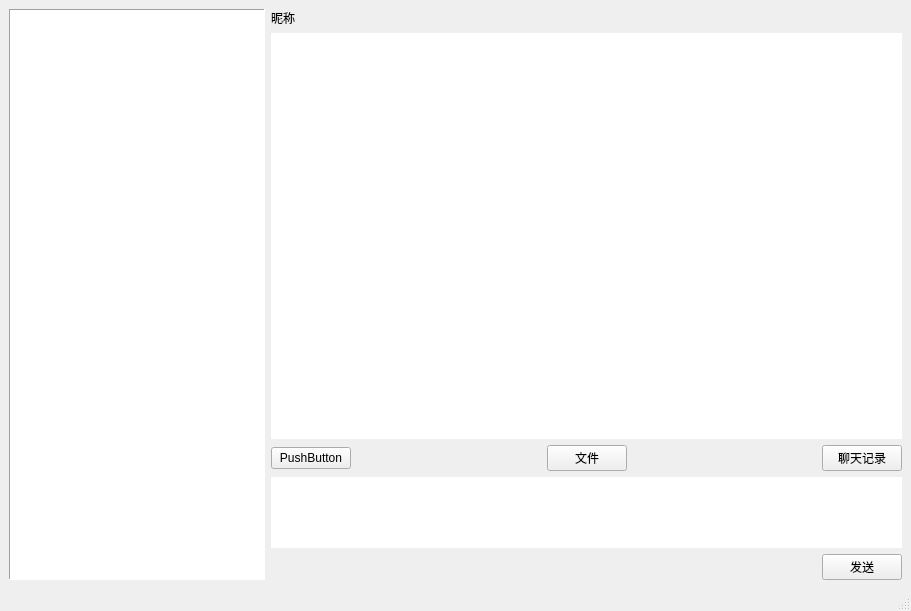
Above: ChatWindow.ui from L-Super/qchat before the change. Below: the same form after it.
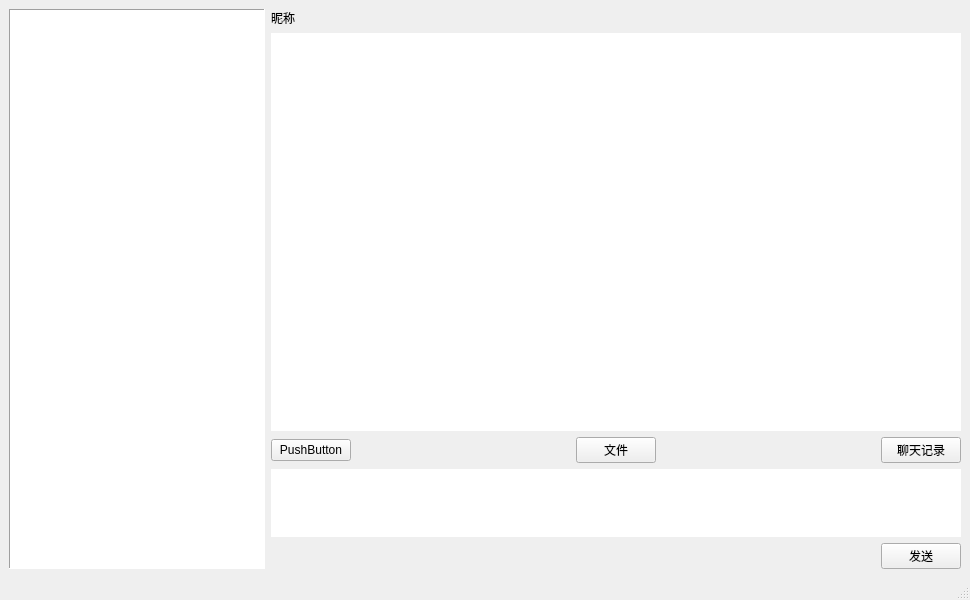
That is the form after the change. Icons and pictures are not drawn.

Diff of the .ui file:
```diff
--- a/ChatWindow.ui
+++ b/ChatWindow.ui
@@ -6,8 +6,8 @@
    <rect>
     <x>0</x>
     <y>0</y>
-    <width>911</width>
-    <height>611</height>
+    <width>970</width>
+    <height>600</height>
    </rect>
   </property>
   <property name="windowTitle">
```
Left out of the diff: 18 changed lines with no effect on the pictures.
